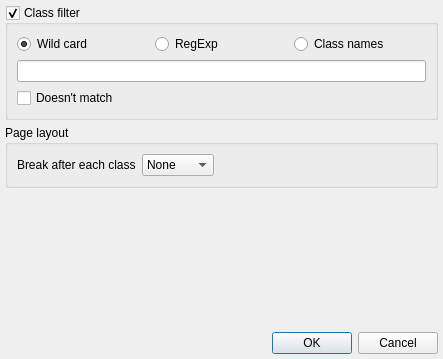
First picture: the form in quickevent/app/plugins/qml/Runs/src/Runs/reportoptionsdialog.ui, repository Quick-Event/quickbox, before the edit.
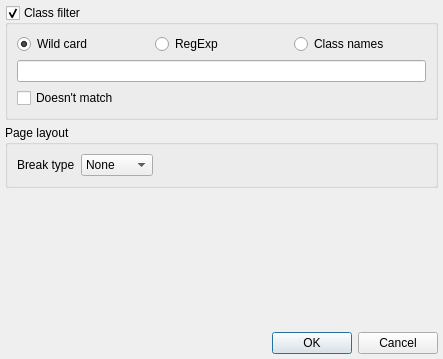
Second picture: the form after the edit.

The edit to the form file:
```diff
--- a/quickevent/app/plugins/qml/Runs/src/Runs/reportoptionsdialog.ui
+++ b/quickevent/app/plugins/qml/Runs/src/Runs/reportoptionsdialog.ui
@@ -128,7 +128,7 @@
       <item row="0" column="0">
        <widget class="QLabel" name="label">
         <property name="text">
-         <string>Break after each class</string>
+         <string>Break type</string>
         </property>
        </widget>
       </item>
```
